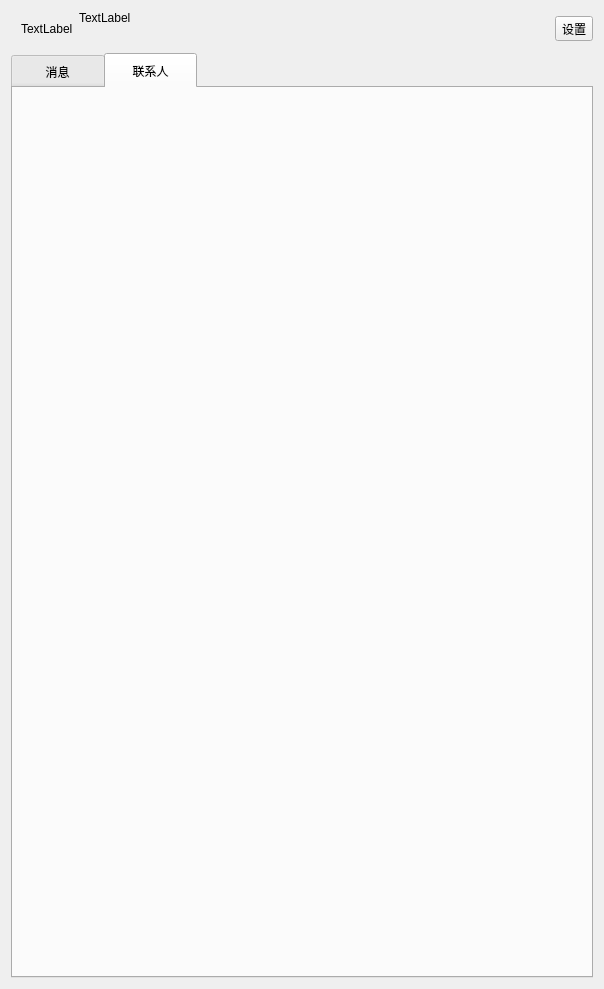
Before: the Qt Designer form Client/userdialog.ui in Jearyhao/MyChat, drawn with Qt 5.
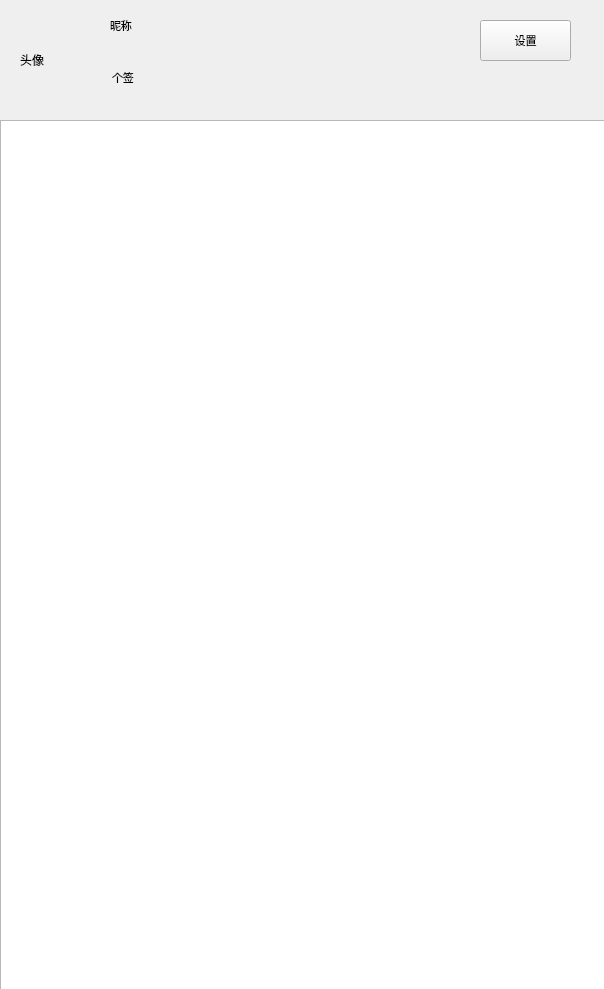
After: the same form once the commit is applied.

Commit message: redisign client UI

The edit to the form file:
```diff
--- a/Client/userdialog.ui
+++ b/Client/userdialog.ui
@@ -25,143 +25,113 @@
   <property name="windowTitle">
    <string>QQ</string>
   </property>
-  <layout class="QVBoxLayout" name="verticalLayout_2">
-   <item>
-    <layout class="QGridLayout" name="gridLayout">
-     <item row="0" column="0">
-      <spacer name="horizontalSpacer">
-       <property name="orientation">
-        <enum>Qt::Horizontal</enum>
-       </property>
-       <property name="sizeType">
-        <enum>QSizePolicy::Fixed</enum>
-       </property>
-       <property name="sizeHint" stdset="0">
-        <size>
-         <width>10</width>
-         <height>20</height>
-        </size>
-       </property>
-      </spacer>
-     </item>
-     <item row="0" column="2">
-      <layout class="QVBoxLayout" name="verticalLayout">
-       <item>
-        <widget class="QLabel" name="nikenameLabel">
-         <property name="text">
-          <string>TextLabel</string>
-         </property>
-        </widget>
-       </item>
-       <item>
-        <widget class="QLineEdit" name="personalizedSignatureEdit">
-         <property name="styleSheet">
-          <string notr="true">QLineEdit {
-    background: transparent;
-    border: none;
-}
-QLineEdit:focus {
-    border: 1px solid black; /* 设置点击时的黑框 */
-}</string>
-         </property>
-        </widget>
-       </item>
-      </layout>
-     </item>
-     <item row="0" column="1">
+  <widget class="QListWidget" name="friendlistWidget">
+   <property name="geometry">
+    <rect>
+     <x>0</x>
+     <y>120</y>
+     <width>611</width>
+     <height>871</height>
+    </rect>
+   </property>
+  </widget>
       <widget class="QLabel" name="headPhotolabel">
+   <property name="geometry">
+    <rect>
+     <x>20</x>
+     <y>30</y>
+     <width>60</width>
+     <height>60</height>
+    </rect>
+   </property>
+   <property name="sizePolicy">
+    <sizepolicy hsizetype="Preferred" vsizetype="Preferred">
+     <horstretch>60</horstretch>
+     <verstretch>60</verstretch>
+    </sizepolicy>
+   </property>
+   <property name="minimumSize">
+    <size>
+     <width>60</width>
+     <height>60</height>
+    </size>
+   </property>
        <property name="text">
-        <string>TextLabel</string>
-       </property>
-      </widget>
-     </item>
-     <item row="0" column="3">
+    <string>头像</string>
+   </property>
+  </widget>
       <widget class="QToolButton" name="settingButton">
        <property name="enabled">
         <bool>true</bool>
        </property>
+   <property name="geometry">
+    <rect>
+     <x>480</x>
+     <y>20</y>
+     <width>91</width>
+     <height>41</height>
+    </rect>
+   </property>
        <property name="sizePolicy">
         <sizepolicy hsizetype="Fixed" vsizetype="Fixed">
          <horstretch>0</horstretch>
          <verstretch>0</verstretch>
         </sizepolicy>
        </property>
+   <property name="font">
+    <font>
+     <pointsize>8</pointsize>
+    </font>
+   </property>
        <property name="text">
         <string>设置</string>
        </property>
       </widget>
-     </item>
-    </layout>
-   </item>
-   <item>
-    <widget class="QTabWidget" name="tabWidget">
-     <property name="styleSheet">
-      <string notr="true">QTabBar::tab {
-    height: 35px;  /* 设置标签的高度 */
-    width: 93px
-  /* 设置标签的宽度 */
-}
-QTabBar::scroller {
-    width: 0px;
-}
-QTabBar::tab:first {
-    text-decoration: none;  /* 去掉波浪线 */
-}</string>
-     </property>
-     <property name="currentIndex">
-      <number>1</number>
-     </property>
-     <property name="iconSize">
-      <size>
-       <width>20</width>
-       <height>20</height>
-      </size>
-     </property>
-     <widget class="QWidget" name="chatingtab">
-      <attribute name="title">
-       <string>消息</string>
-      </attribute>
-      <widget class="QListWidget" name="chatinglistWidget">
+  <widget class="QLineEdit" name="personalizedSignatureEdit">
        <property name="geometry">
         <rect>
-         <x>0</x>
-         <y>0</y>
-         <width>581</width>
-         <height>891</height>
-        </rect>
-       </property>
+     <x>110</x>
+     <y>60</y>
+     <width>291</width>
+     <height>41</height>
+    </rect>
+   </property>
+   <property name="font">
+    <font>
+     <pointsize>8</pointsize>
+    </font>
+   </property>
        <property name="styleSheet">
-        <string notr="true">QListWidget {
-    border: none;
+    <string notr="true">QLineEdit {
     background: transparent;
+    border: none;
+}
+QLineEdit:focus {
+    border: 1px solid black; /* 设置点击时的黑框 */
 }</string>
        </property>
-      </widget>
-     </widget>
-     <widget class="QWidget" name="friendtab">
-      <attribute name="title">
-       <string>联系人</string>
-      </attribute>
-      <widget class="QListWidget" name="friendlistWidget">
+   <property name="text">
+    <string>个签</string>
+   </property>
+  </widget>
+  <widget class="QLabel" name="nikenameLabel">
        <property name="geometry">
         <rect>
-         <x>0</x>
-         <y>0</y>
-         <width>581</width>
-         <height>891</height>
-        </rect>
-       </property>
-       <property name="styleSheet">
-        <string notr="true">QListWidget {
-    border: none;
-    background: transparent;
-}</string>
-       </property>
-      </widget>
-     </widget>
-    </widget>
-   </item>
-  </layout>
+     <x>110</x>
+     <y>10</y>
+     <width>131</width>
+     <height>31</height>
+    </rect>
+   </property>
+   <property name="font">
+    <font>
+     <pointsize>8</pointsize>
+    </font>
+   </property>
+   <property name="text">
+    <string>昵称</string>
+   </property>
+  </widget>
  </widget>
  <resources/>
  <connections/>
```
Lines whose indentation alone changed are shown as unchanged. The commit also changes 5 other files.
